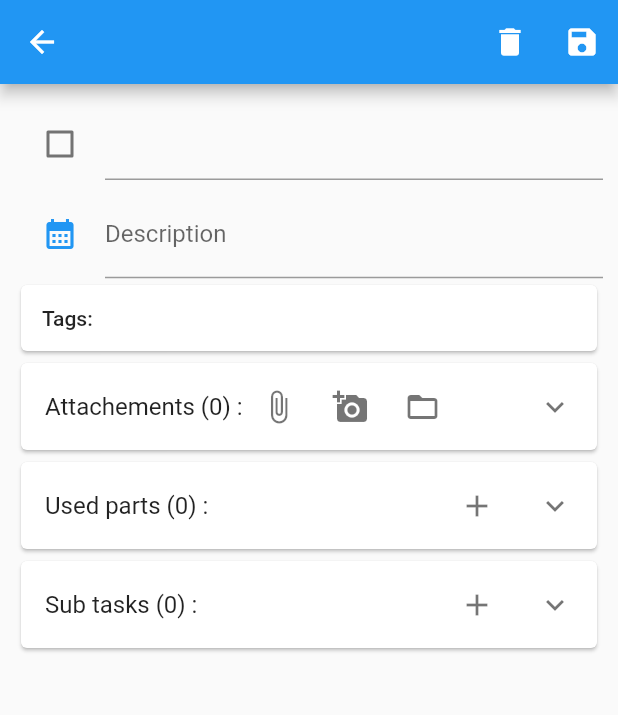
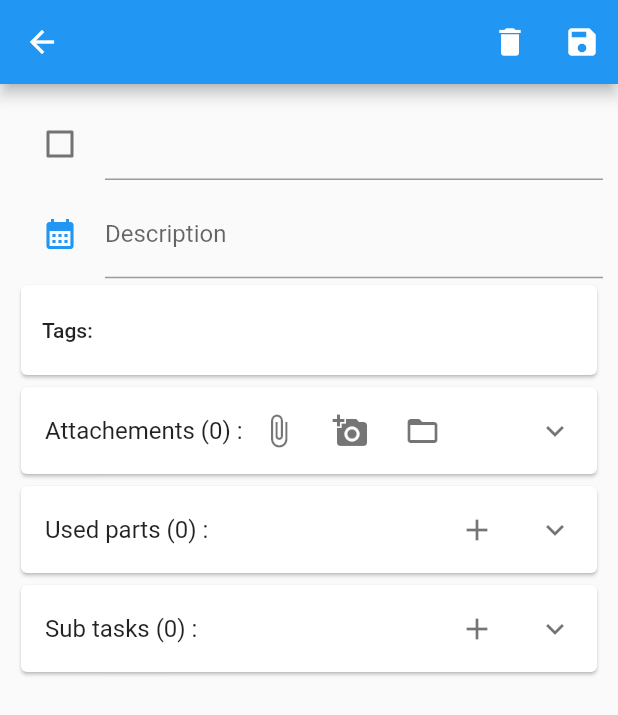
Before and after one commit to lavruh/tagged_todos_organizer, a Flutter app: the screen it shows after launch, after a tap on the "check box outline blank" icon, after a tap on the "add" icon, on a phone screen of 412 x 824 dp. Shown: the top 715 px of the screen. Run offline on Flutter 3.47's test engine with Material 2 defaults, Android fonts, the phone set to English and light mode, and no system bars; our stand-ins replace file_picker, flutter_colorpicker, flutter_riverpod, flutter_slidable, get, image_picker and 2 more; missing offline and left inert: notes_on_image, process_run.

Commit message:
ui changes

```diff
--- a/lib/settings/domain/tag_height_provider.dart
+++ b/lib/settings/domain/tag_height_provider.dart
@@ -4,7 +4,7 @@ import 'package:flutter_riverpod/flutter_riverpod.dart';
 
 final tagHeightProvider = Provider<double>((ref) {
   if (Platform.isLinux) {
-    return 0.035;
+    return 0.03;
   }
-  return 0.06;
+  return 0.045;
 });
--- a/lib/tags/presentation/widgets/tag_select_widget.dart
+++ b/lib/tags/presentation/widgets/tag_select_widget.dart
@@ -46,6 +46,7 @@ class TagSelectWidget extends ConsumerWidget {
         ),
         if (selectedTags != null)
           SearchPanelWidget(
+            initSearchText: ref.watch(tagsFilter),
             onSearch: (String val) {
               ref.read(tagsFilter.notifier).update((state) => val);
             },
--- a/lib/tags/presentation/widgets/tag_widget.dart
+++ b/lib/tags/presentation/widgets/tag_widget.dart
@@ -22,7 +22,7 @@ class TagWidget extends ConsumerWidget {
       height: MediaQuery.of(context).size.height * ref.watch(tagHeightProvider),
       child: FittedBox(
         child: Padding(
-          padding: const EdgeInsets.all(4.0),
+          padding: const EdgeInsets.symmetric(horizontal: 2),
           child: InputChip(
             label: Text(
               e.name,
--- a/lib/tags/presentation/widgets/tags_preview_widget.dart
+++ b/lib/tags/presentation/widgets/tags_preview_widget.dart
@@ -20,21 +20,21 @@ class TagsPreviewWidget extends ConsumerWidget {
       onTap: () {
         if (onTap != null) onTap!();
       },
-      child: Padding(
-        padding: const EdgeInsets.all(14.0),
       child: Container(
         color: Colors.transparent,
         width: MediaQuery.of(context).size.width * 0.9,
         child: tags.isEmpty
-              ? Text(
+            ? Padding(
+                padding: const EdgeInsets.symmetric(vertical: 8),
+                child: Text(
                   'Tags:',
                   style: Theme.of(context).textTheme.bodyText1,
+                ),
               )
             : Wrap(
                 children: selectedTags.map((e) => TagWidget(e: e)).toList(),
               ),
       ),
-      ),
     );
   }
 }
--- a/lib/tags/presentation/widgets/tags_widget.dart
+++ b/lib/tags/presentation/widgets/tags_widget.dart
@@ -34,9 +34,12 @@ class _TagsWidgetState extends State<TagsWidget> {
           duration: const Duration(milliseconds: 200),
           crossFadeState:
               editMode ? CrossFadeState.showSecond : CrossFadeState.showFirst,
-          firstChild: TagsPreviewWidget(
-            tags: tags,
-            onTap: _toggleMode,
+          firstChild: Padding(
+            padding: const EdgeInsets.all(14.0),
+            child: TagsPreviewWidget(
+              tags: tags,
+              onTap: _toggleMode,
+            ),
           ),
           secondChild: Column(
             crossAxisAlignment: CrossAxisAlignment.end,
--- a/lib/todos/presentation/screens/todo_edit_screen.dart
+++ b/lib/todos/presentation/screens/todo_edit_screen.dart
@@ -162,7 +162,7 @@ class TodoEditScreen extends ConsumerWidget {
                         .setTodo(item.copyWith(usedParts: usedParts));
                   },
                 ),
-                SubTodosOverviewWidget(parentId: item.id),
+                SubTodosOverviewWidget(parent: item),
               ],
             ),
           ),
--- a/lib/todos/presentation/screens/todos_screen.dart
+++ b/lib/todos/presentation/screens/todos_screen.dart
@@ -13,17 +13,24 @@ class TodosScreen extends ConsumerWidget {
     final todos = ref.watch(filteredTodosProvider);
     return Scaffold(
       appBar: const AppBarWidget(),
-      body: ListView.builder(
-        itemCount: todos.length,
-        itemBuilder: (context, i) {
-          return TodoPrevWidget(item: todos[i]);
-        },
-      ),
-      floatingActionButton: SearchPanelWidget(
-        onSearch: (v) {
-          ref.read(todosFilter.notifier).update((state) => v);
-        },
-        tagsFilter: true,
+      body: Column(
+        children: [
+          Flexible(
+            child: ListView(
+              children: [
+                ...todos.map(
+                  (e) => TodoPrevWidget(item: e),
+                ),
+              ],
+            ),
+          ),
+          SearchPanelWidget(
+            onSearch: (v) {
+              ref.read(todosFilter.notifier).update((state) => v);
+            },
+            tagsFilter: true,
+          ),
+        ],
       ),
     );
   }
--- a/lib/todos/presentation/widgets/sub_todos_overview_widget.dart
+++ b/lib/todos/presentation/widgets/sub_todos_overview_widget.dart
@@ -5,16 +5,15 @@ import 'package:tagged_todos_organizer/todos/domain/todo.dart';
 import 'package:tagged_todos_organizer/todos/domain/todo_editor_provider.dart';
 import 'package:tagged_todos_organizer/todos/presentation/screens/todo_edit_screen.dart';
 import 'package:tagged_todos_organizer/todos/presentation/widgets/todo_prev_widget.dart';
-import 'package:tagged_todos_organizer/utils/unique_id.dart';
 
 class SubTodosOverviewWidget extends ConsumerWidget {
-  const SubTodosOverviewWidget({Key? key, required this.parentId})
+  const SubTodosOverviewWidget({Key? key, required this.parent})
       : super(key: key);
-  final UniqueId parentId;
+  final ToDo parent;
 
   @override
   Widget build(BuildContext context, WidgetRef ref) {
-    final todos = ref.watch(subTodosProvider(parentId));
+    final todos = ref.watch(subTodosProvider(parent.id));
     return Card(
         child: ExpansionTile(
       title: Row(
@@ -23,7 +22,10 @@ class SubTodosOverviewWidget extends ConsumerWidget {
           Text('Sub tasks (${todos.length}) :'),
           IconButton(
               onPressed: () {
-                final item = ToDo.empty().copyWith(parentId: parentId);
+                final item = ToDo.empty().copyWith(
+                  parentId: parent.id,
+                  tags: parent.tags,
+                );
                 ref.read(todoEditorProvider.notifier).setTodo(item);
                 Navigator.of(context).push(MaterialPageRoute(
                     builder: (context) => const TodoEditScreen()));
--- a/lib/utils/presentation/widget/search_panel_widget.dart
+++ b/lib/utils/presentation/widget/search_panel_widget.dart
@@ -8,10 +8,12 @@ import 'package:tagged_todos_organizer/utils/presentation/widget/text_field_with
 class SearchPanelWidget extends ConsumerWidget {
   const SearchPanelWidget({
     Key? key,
+    this.initSearchText,
     required this.onSearch,
     this.tagsSort = false,
     this.tagsFilter = false,
   }) : super(key: key);
+  final String? initSearchText;
   final Function(String) onSearch;
   final bool tagsSort;
   final bool tagsFilter;
@@ -27,7 +29,11 @@ class SearchPanelWidget extends ConsumerWidget {
           crossAxisAlignment: CrossAxisAlignment.end,
           children: [
             const SizedBox(height: 20, width: 20),
-            Flexible(child: TextFieldWithClearButton(onChanged: onSearch)),
+            Flexible(
+                child: TextFieldWithClearButton(
+              initText: initSearchText,
+              onChanged: onSearch,
+            )),
             if (tagsSort)
               DropdownButton<TagsSortOption>(
                   value: ref.watch(tagsSortOrder),
--- a/lib/utils/presentation/widget/text_field_with_clear_button.dart
+++ b/lib/utils/presentation/widget/text_field_with_clear_button.dart
@@ -1,8 +1,10 @@
 import 'package:flutter/material.dart';
 
 class TextFieldWithClearButton extends StatefulWidget {
-  const TextFieldWithClearButton({Key? key, required this.onChanged})
+  const TextFieldWithClearButton(
+      {Key? key, this.initText, required this.onChanged})
       : super(key: key);
+  final String? initText;
   final Function(String) onChanged;
 
   @override
@@ -13,6 +15,13 @@ class TextFieldWithClearButton extends StatefulWidget {
 class _TextFieldWithClearButtonState extends State<TextFieldWithClearButton> {
   bool isNotEmpty = false;
   final textController = TextEditingController();
+
+  @override
+  void initState() {
+    textController.text = widget.initText ?? "";
+    super.initState();
+  }
+
   @override
   Widget build(BuildContext context) {
     return TextField(
```
Also changed, not shown: lib/todos/presentation/widgets/todo_prev_widget.dart (+48 -42 lines). Lines whose indentation alone changed are shown as unchanged.
